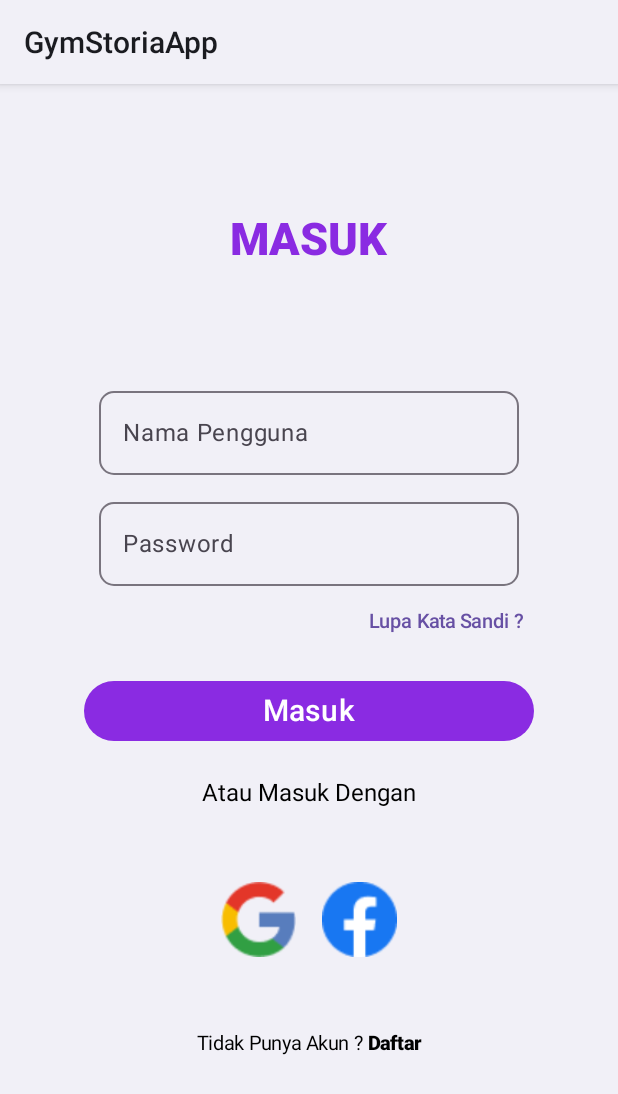
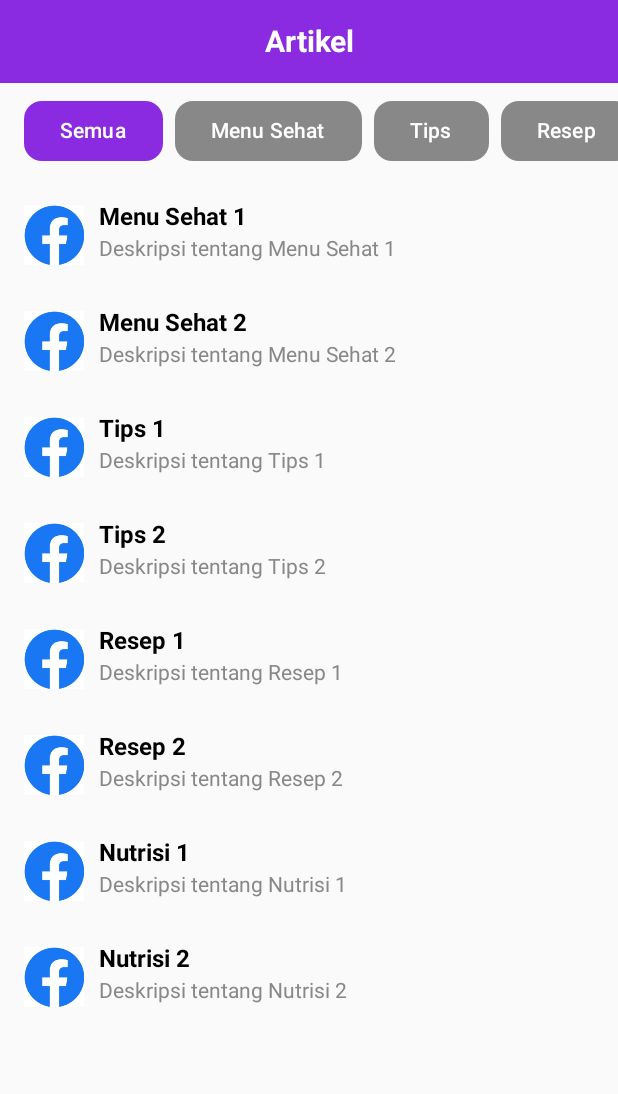
Before and after one commit to GymStoria/GymStoriaApp, an Android app built with Jetpack Compose: the screen it shows after launch (MainActivity), on a phone screen of 412 x 824 dp. Shown: the top 1094 px of the screen. Run offline under Robolectric (Android 15) with nearby library versions, the phone set to English and light mode, and no system bars.

Commit message:
artikel screen

```diff
--- a/app/build.gradle.kts
+++ b/app/build.gradle.kts
@@ -1,6 +1,7 @@
 plugins {
     alias(libs.plugins.androidApplication)
     alias(libs.plugins.jetbrainsKotlinAndroid)
+    id("com.google.gms.google-services")
 }
 
 android {
@@ -59,6 +60,8 @@ dependencies {
     implementation(libs.androidx.ui.graphics)
     implementation(libs.androidx.ui.tooling.preview)
     implementation(libs.androidx.material3)
+    implementation(libs.androidx.navigation.runtime.ktx)
+    implementation ("com.google.android.material:material:1.5.0")
     testImplementation(libs.junit)
     androidTestImplementation(libs.androidx.junit)
     androidTestImplementation(libs.androidx.espresso.core)
@@ -66,7 +69,5 @@ dependencies {
     androidTestImplementation(libs.androidx.ui.test.junit4)
     debugImplementation(libs.androidx.ui.tooling)
     debugImplementation(libs.androidx.ui.test.manifest)
-
-    // Splash Screen
     implementation("androidx.core:core-splashscreen:1.0.1")
 }
--- a/app/src/main/AndroidManifest.xml
+++ b/app/src/main/AndroidManifest.xml
@@ -7,15 +7,13 @@
         android:dataExtractionRules="@xml/data_extraction_rules"
         android:fullBackupContent="@xml/backup_rules"
         android:icon="@mipmap/ic_launcher"
-        android:label="@string/app_name"
         android:roundIcon="@mipmap/ic_launcher_round"
+        android:theme="@style/Theme.App.Starting"
         android:supportsRtl="true"
-        android:theme="@style/Theme.App.Starting"
         tools:targetApi="31">
         <activity
             android:name=".ui.MainActivity"
             android:exported="true"
-            android:label="@string/app_name"
             android:theme="@style/Theme.App.Starting">
             <intent-filter>
                 <action android:name="android.intent.action.MAIN" />
--- /dev/null
+++ b/app/src/main/java/com/afebrii/gymstoriaapp/Screen/ArtikelScreen.kt
@@ -0,0 +1,243 @@
+package com.afebrii.gymstoriaapp.Screen
+
+import androidx.compose.foundation.Image
+import androidx.compose.foundation.background
+import androidx.compose.foundation.layout.*
+import androidx.compose.foundation.lazy.LazyColumn
+import androidx.compose.foundation.lazy.LazyRow
+import androidx.compose.foundation.lazy.itemsIndexed
+import androidx.compose.material.icons.Icons
+import androidx.compose.material.icons.filled.ArrowBack
+import androidx.compose.material3.Button
+import androidx.compose.material3.ButtonDefaults
+import androidx.compose.material3.ExperimentalMaterial3Api
+import androidx.compose.material3.Icon
+import androidx.compose.material3.IconButton
+import androidx.compose.material3.MaterialTheme
+import androidx.compose.material3.Text
+import androidx.compose.material3.TopAppBar
+import androidx.compose.runtime.*
+import androidx.compose.ui.Alignment
+import androidx.compose.ui.Modifier
+import androidx.compose.ui.graphics.Color
+import androidx.compose.ui.res.painterResource
+import androidx.compose.ui.text.TextStyle
+import androidx.compose.ui.text.font.FontWeight
+import androidx.compose.ui.text.style.TextAlign
+import androidx.compose.ui.unit.dp
+import androidx.compose.ui.unit.sp
+import com.afebrii.gymstoriaapp.R
+import com.afebrii.gymstoriaapp.ui.theme.ungu
+
+sealed class ArtikelContent {
+    data class MenuSehatContent(val items: List<MenuSehatItem>) : ArtikelContent()
+    data class TipsContent(val items: List<TipsItem>) : ArtikelContent()
+    data class ResepContent(val items: List<ResepItem>) : ArtikelContent()
+    data class NutrisiContent(val items: List<NutrisiItem>) : ArtikelContent()
+    data class SemuaContent(
+        val menuSehatContent: List<MenuSehatItem>,
+        val tipsContent: List<TipsItem>,
+        val resepContent: List<ResepItem>,
+        val nutrisiContent: List<NutrisiItem>
+    ) : ArtikelContent()
+}
+
+data class MenuSehatItem(val imageId: Int, val text: String, val description: String)
+data class TipsItem(val imageId: Int, val text: String, val description: String)
+data class ResepItem(val imageId: Int, val text: String, val description: String)
+data class NutrisiItem(val imageId: Int, val text: String, val description: String)
+
+
+@Composable
+fun ArtikelScreen() {
+    var selectedTheme by remember { mutableStateOf("Semua") } // Deklarasi variabel selectedTheme di sini
+
+    val menuSehatContent = listOf(
+        MenuSehatItem(R.drawable.logos_facebook, "Menu Sehat 1", "Deskripsi tentang Menu Sehat 1"),
+        MenuSehatItem(R.drawable.logos_facebook, "Menu Sehat 2", "Deskripsi tentang Menu Sehat 2"),
+    )
+
+    val tipsContent = listOf(
+        TipsItem(R.drawable.logos_facebook, "Tips 1", "Deskripsi tentang Tips 1"),
+        TipsItem(R.drawable.logos_facebook, "Tips 2", "Deskripsi tentang Tips 2"),
+    )
+
+    val resepContent = listOf(
+        ResepItem(R.drawable.logos_facebook, "Resep 1", "Deskripsi tentang Resep 1"),
+        ResepItem(R.drawable.logos_facebook, "Resep 2", "Deskripsi tentang Resep 2"),
+    )
+
+    val nutrisiContent = listOf(
+        NutrisiItem(R.drawable.logos_facebook, "Nutrisi 1", "Deskripsi tentang Nutrisi 1"),
+        NutrisiItem(R.drawable.logos_facebook, "Nutrisi 2", "Deskripsi tentang Nutrisi 2"),
+    )
+
+    Column(
+        modifier = Modifier
+            .fillMaxWidth(),
+        horizontalAlignment = Alignment.CenterHorizontally
+    ) {
+
+        Box(
+            modifier = Modifier
+                .fillMaxWidth()
+                .background(ungu)
+                .padding(vertical = 16.dp)
+        ) {
+            Text(
+                text = "Artikel",
+                color = Color.White,
+                fontSize = 20.sp,
+                fontWeight = FontWeight.Bold,
+                textAlign = TextAlign.Center,
+                modifier = Modifier
+                    .fillMaxWidth()
+                    .padding(horizontal = 16.dp)
+            )
+        }
+
+        LazyRow(
+            modifier = Modifier.fillMaxWidth(),
+            contentPadding = PaddingValues(horizontal = 16.dp, vertical = 8.dp)
+        ) {
+            items(5) { index ->
+                val theme = when (index) {
+                    0 -> "Semua"
+                    1 -> "Menu Sehat"
+                    2 -> "Tips"
+                    3 -> "Resep"
+                    4 -> "Nutrisi"
+                    else -> "Semua"
+                }
+                val buttonColors = if (selectedTheme == theme) {
+                    ButtonDefaults.buttonColors(ungu)
+                } else {
+                    ButtonDefaults.buttonColors(Color.Gray)
+                }
+                Button(
+                    onClick = {
+                        selectedTheme = theme
+                    },
+                    modifier = Modifier.padding(end = 8.dp),
+                    shape = MaterialTheme.shapes.medium,
+                    colors = buttonColors
+                ) {
+                    Text(
+                        text = theme,
+                        color = Color.White
+                    )
+                }
+            }
+        }
+
+
+        // Spacer agar ada jarak antara LazyRow dan LazyColumn
+        Spacer(modifier = Modifier.height(8.dp))
+
+        // LazyColumn
+        LazyColumn(
+            modifier = Modifier.fillMaxWidth(),
+            contentPadding = PaddingValues(horizontal = 16.dp, vertical = 8.dp)
+        ) {
+            val content = when (selectedTheme) {
+                "Menu Sehat" -> ArtikelContent.MenuSehatContent(menuSehatContent)
+                "Tips" -> ArtikelContent.TipsContent(tipsContent)
+                "Resep" -> ArtikelContent.ResepContent(resepContent)
+                "Nutrisi" -> ArtikelContent.NutrisiContent(nutrisiContent)
+                "Semua" -> ArtikelContent.SemuaContent(
+                    menuSehatContent,
+                    tipsContent,
+                    resepContent,
+                    nutrisiContent
+                ) // Tambahkan case untuk tema "Semua" di sini
+                else -> ArtikelContent.MenuSehatContent(menuSehatContent)
+            }
+
+            when (content) {
+                is ArtikelContent.MenuSehatContent -> {
+                    itemsIndexed(content.items) { index, item ->
+                        ListItem(index, item)
+                    }
+                }
+                is ArtikelContent.TipsContent -> {
+                    itemsIndexed(content.items) { index, item ->
+                        ListItem(index, item)
+                    }
+                }
+                is ArtikelContent.ResepContent -> {
+                    itemsIndexed(content.items) { index, item ->
+                        ListItem(index, item)
+                    }
+                }
+                is ArtikelContent.NutrisiContent -> {
+                    itemsIndexed(content.items) { index, item ->
+                        ListItem(index, item)
+                    }
+                }
+                is ArtikelContent.SemuaContent -> {
+                    // Menampilkan semua item untuk setiap jenis konten
+                    itemsIndexed(content.menuSehatContent) { index, item ->
+                        ListItem(index, item)
+                    }
+                    itemsIndexed(content.tipsContent) { index, item ->
+                        ListItem(index, item)
+                    }
+                    itemsIndexed(content.resepContent) { index, item ->
+                        ListItem(index, item)
+                    }
+                    itemsIndexed(content.nutrisiContent) { index, item ->
+                        ListItem(index, item)
+                    }
+                }
+                else -> error("Unsupported content type: $content")
+            }
+        }
+    }
+}
+
+@Composable
+fun ListItem(index: Int, item: Any) {
+    Row(
+        verticalAlignment = Alignment.CenterVertically,
+        modifier = Modifier
+            .fillMaxWidth()
+            .padding(bottom = 28.dp)
+    ) {
+        Image(
+            painter = painterResource(id = (item as? MenuSehatItem)?.imageId ?: R.drawable.logos_facebook),
+            contentDescription = "Image $index",
+            modifier = Modifier
+                .padding(end = 10.dp)
+                .size(40.dp, 40.dp)
+        )
+
+        Column {
+            Text(
+                text = when (item) {
+                    is MenuSehatItem -> item.text
+                    is TipsItem -> item.text
+                    is ResepItem -> item.text
+                    is NutrisiItem -> item.text
+                    else -> "Unknown"
+                },
+                color = Color.Black,
+                fontSize = 16.sp,
+                fontWeight = FontWeight.Bold,
+                modifier = Modifier.padding(bottom = 4.dp)
+            )
+
+            Text(
+                text = when (item) {
+                    is MenuSehatItem -> item.description
+                    is TipsItem -> item.description
+                    is ResepItem -> item.description
+                    is NutrisiItem -> item.description
+                    else -> "Unknown Description"
+                },
+                color = Color.Gray,
+                fontSize = 14.sp,
+                modifier = Modifier.padding(bottom = 4.dp)
+            )
+        }
+    }
+}
--- a/app/src/main/java/com/afebrii/gymstoriaapp/ui/MainActivity.kt
+++ b/app/src/main/java/com/afebrii/gymstoriaapp/ui/MainActivity.kt
@@ -11,16 +11,15 @@ import androidx.compose.runtime.Composable
 import androidx.compose.ui.Modifier
 import androidx.compose.ui.tooling.preview.Preview
 import androidx.core.splashscreen.SplashScreen.Companion.installSplashScreen
+import com.afebrii.gymstoriaapp.Screen.ArtikelScreen
 import com.afebrii.gymstoriaapp.Screen.LoginScreen
-import com.afebrii.gymstoriaapp.screen.RegisterScreen
-import com.afebrii.gymstoriaapp.ui.theme.GymStoriaAppTheme
 
 class MainActivity : ComponentActivity() {
     override fun onCreate(savedInstanceState: Bundle?) {
         super.onCreate(savedInstanceState)
         installSplashScreen()
         setContent {
-                LoginScreen()
+                ArtikelScreen()
             }
         }
 }
--- a/app/src/main/res/values/splash.xml
+++ /dev/null
@@ -1,8 +0,0 @@
-<?xml version="1.0" encoding="utf-8"?>
-<resources>
-    <style name="Theme.App.Starting" parent="Theme.SplashScreen">
-        <item name="windowSplashScreenBackground">#0000</item>
-        <item name="windowSplashScreenAnimatedIcon">@drawable/logo_splash</item>
-        <item name="postSplashScreenTheme">@style/Theme.App.Starting</item>
-    </style>
-</resources>
--- a/app/src/main/res/values/themes.xml
+++ b/app/src/main/res/values/themes.xml
@@ -1,4 +1,10 @@
 <?xml version="1.0" encoding="utf-8"?>
 <resources>
+    <style name="Theme.App.Starting" parent="Theme.SplashScreen">
+        <item name="windowSplashScreenBackground">#0000</item>
+        <item name="windowSplashScreenAnimatedIcon">@drawable/logo_splash</item>
+        <item name="postSplashScreenTheme">@style/Theme.GymStoriaApp</item>
+    </style>
+
     <style name="Theme.GymStoriaApp" parent="android:Theme.Material.Light.NoActionBar" />
 </resources>
--- a/build.gradle.kts
+++ b/build.gradle.kts
@@ -1,3 +1,8 @@
+buildscript {
+    dependencies {
+        classpath(libs.google.services)
+    }
+}
 // Top-level build file where you can add configuration options common to all sub-projects/modules.
 plugins {
     alias(libs.plugins.androidApplication) apply false
--- a/gradle/libs.versions.toml
+++ b/gradle/libs.versions.toml
@@ -8,6 +8,9 @@ espressoCore = "3.5.1"
 lifecycleRuntimeKtx = "2.7.0"
 activityCompose = "1.9.0"
 composeBom = "2023.08.00"
+navigationRuntimeKtx = "2.7.7"
+googleServices = "4.4.1"
+firebaseDatabase = "21.0.0"
 
 [libraries]
 androidx-core-ktx = { group = "androidx.core", name = "core-ktx", version.ref = "coreKtx" }
@@ -24,6 +27,9 @@ androidx-ui-tooling-preview = { group = "androidx.compose.ui", name = "ui-toolin
 androidx-ui-test-manifest = { group = "androidx.compose.ui", name = "ui-test-manifest" }
 androidx-ui-test-junit4 = { group = "androidx.compose.ui", name = "ui-test-junit4" }
 androidx-material3 = { group = "androidx.compose.material3", name = "material3" }
+androidx-navigation-runtime-ktx = { group = "androidx.navigation", name = "navigation-runtime-ktx", version.ref = "navigationRuntimeKtx" }
+google-services = { group = "com.google.gms", name = "google-services", version.ref = "googleServices" }
+firebase-database = { group = "com.google.firebase", name = "firebase-database", version.ref = "firebaseDatabase" }
 
 [plugins]
 androidApplication = { id = "com.android.application", version.ref = "agp" }
```
